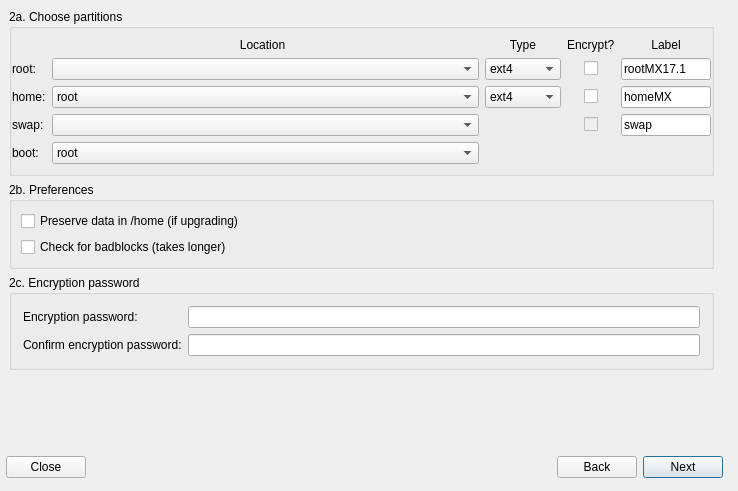
gazelle-installer/gazelle-installer, file meinstall.ui: the form before one commit.
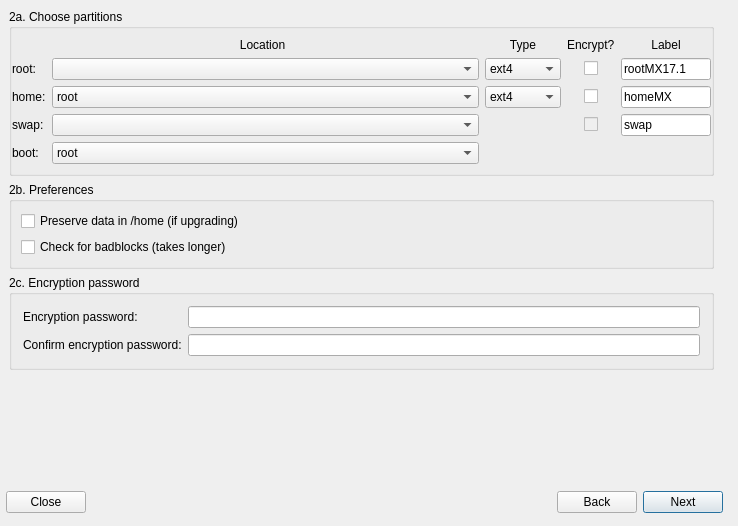
The form after the commit. Icons and pictures are not drawn.

Commit message: comboBox enabling logic

What changed in the file:
```diff
--- a/meinstall.ui
+++ b/meinstall.ui
@@ -7,7 +7,7 @@
     <x>0</x>
     <y>0</y>
     <width>738</width>
-    <height>491</height>
+    <height>526</height>
    </rect>
   </property>
   <property name="sizePolicy">
```
The commit also changes 2 other files.
